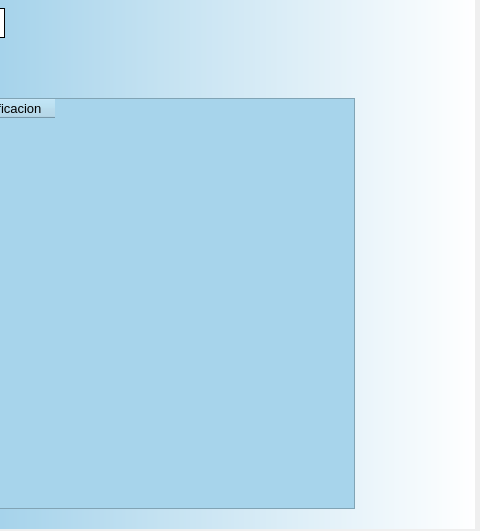
Old version of the form Vistas/CRUDPeli.ui in the repository neoengelus/cinemar; both pictures show x 486 to 966 and y 192 to 723 of the 966 by 723 pixel window.
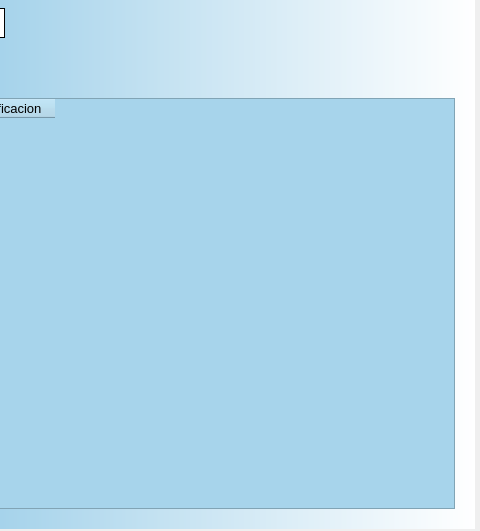
New version of the form.

Commit message: con mejoras en la grilla de pelis

```diff
--- a/Vistas/CRUDPeli.ui
+++ b/Vistas/CRUDPeli.ui
@@ -134,7 +134,7 @@
      <rect>
       <x>40</x>
       <y>290</y>
-      <width>801</width>
+      <width>901</width>
       <height>411</height>
      </rect>
     </property>
```
The commit also changes 2 other files.
